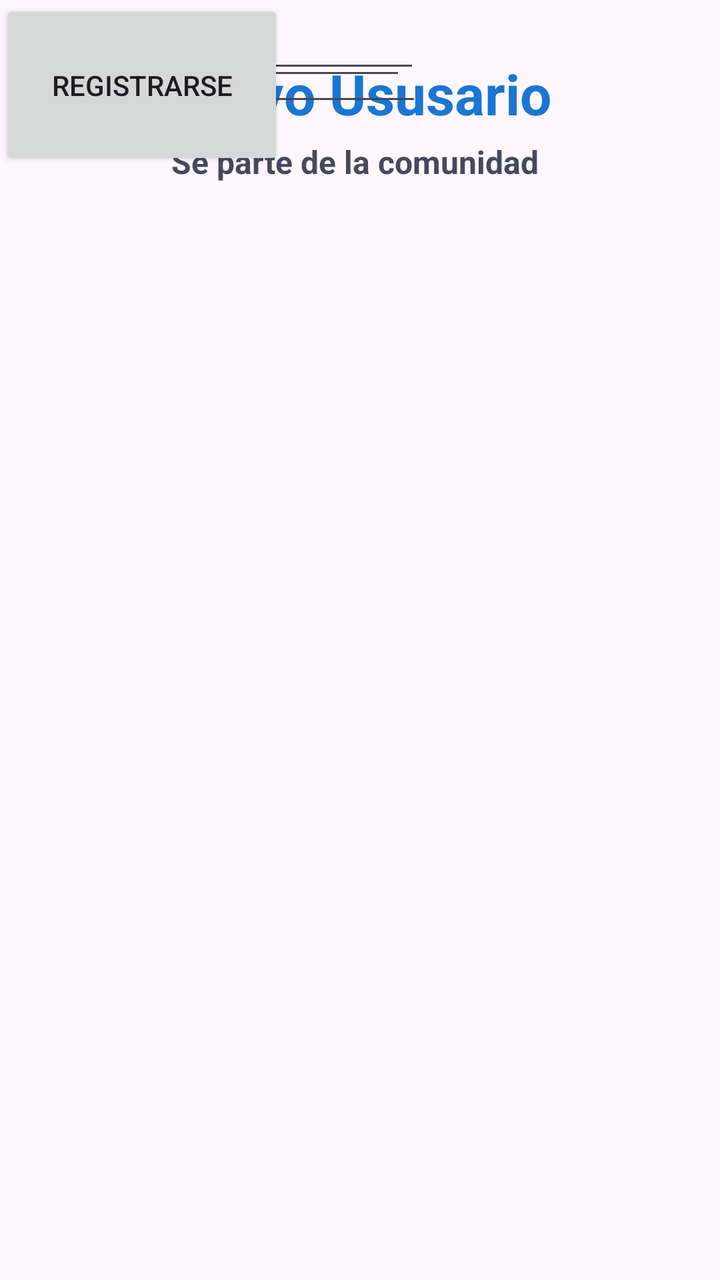
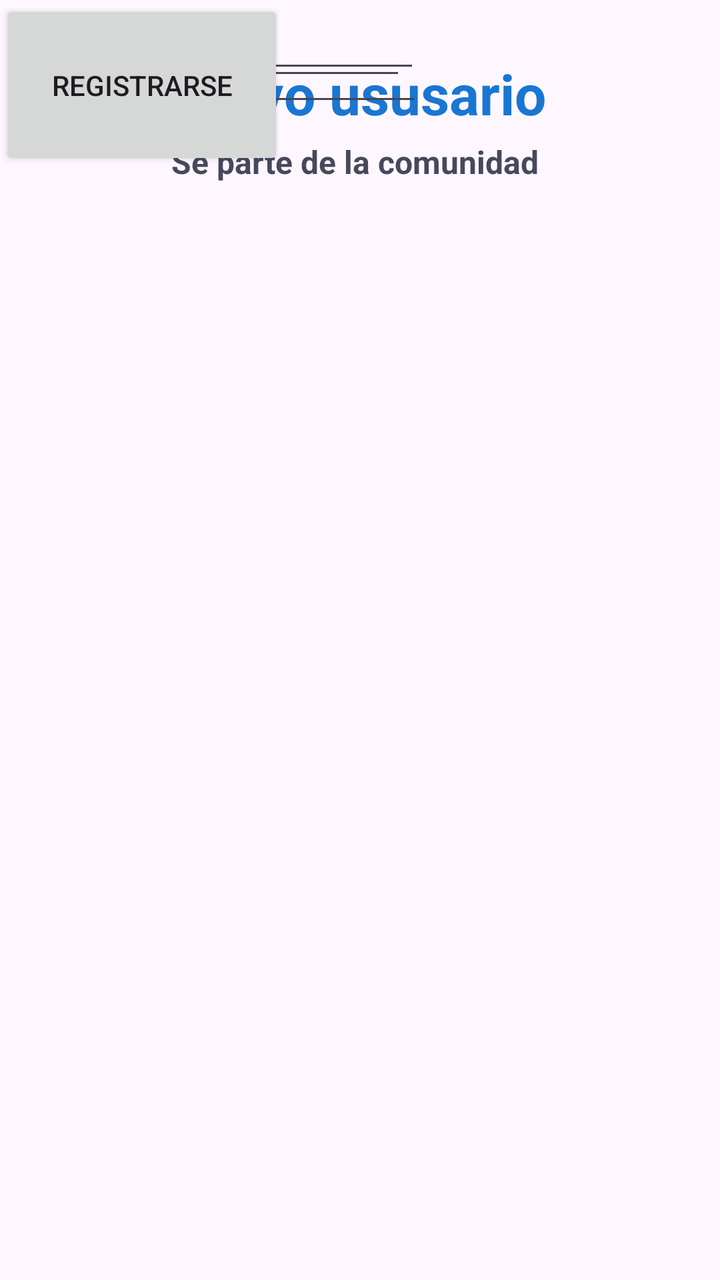

Screens rendered from an Android XML layout before and after an edit, with the pre-edit source and the edit as a unified diff.
<!-- AndroidManifest.xml: application theme Theme.DeCaminoACasa -->
<!-- res/layout/activity_de_camino_al_registro.xml -->
<?xml version="1.0" encoding="utf-8"?>
<androidx.constraintlayout.widget.ConstraintLayout xmlns:android="http://schemas.android.com/apk/res/android"
    xmlns:app="http://schemas.android.com/apk/res-auto"
    xmlns:tools="http://schemas.android.com/tools"
    android:id="@+id/main"
    android:layout_width="match_parent"
    android:layout_height="match_parent"
    tools:context=".De_Camino_Al_Registro">

    <TextView
        android:id="@+id/textView2"
        android:layout_width="204dp"
        android:layout_height="41dp"
        android:text="Nuevo Ususario"
        android:textColor="@color/primary_text"
        android:textSize="28sp"
        android:textStyle="bold"
        app:layout_constraintBottom_toBottomOf="parent"
        app:layout_constraintEnd_toEndOf="parent"
        app:layout_constraintHorizontal_bias="0.497"
        app:layout_constraintStart_toStartOf="parent"
        app:layout_constraintTop_toTopOf="parent"
        app:layout_constraintVertical_bias="0.047"
        tools:ignore="TextSizeCheck" />

    <TextView
        android:id="@+id/textView4"
        android:layout_width="189dp"
        android:layout_height="30dp"
        android:text="Se parte de la comunidad"
        android:textColor="#46495C"
        android:textSize="16sp"
        android:textStyle="bold"
        app:layout_constraintBottom_toBottomOf="parent"
        app:layout_constraintEnd_toEndOf="parent"
        app:layout_constraintStart_toStartOf="parent"
        app:layout_constraintTop_toTopOf="parent"
        app:layout_constraintVertical_bias="0.115"
        tools:ignore="TextSizeCheck" />

    <EditText
        android:id="@+id/TxT_Numero"
        android:layout_width="211dp"
        android:layout_height="58dp"
        android:ems="10"
        android:inputType="phone"
        android:text="Telefono"
        tools:layout_editor_absoluteX="95dp"
        tools:layout_editor_absoluteY="260dp" />

    <EditText
        android:id="@+id/editTextText"
        android:layout_width="wrap_content"
        android:layout_height="wrap_content"
        android:ems="10"
        android:inputType="text"
        android:text="Nombre"
        tools:layout_editor_absoluteX="95dp"
        tools:layout_editor_absoluteY="132dp" />

    <EditText
        android:id="@+id/editTextTextPassword3"
        android:layout_width="203dp"
        android:layout_height="45dp"
        android:ems="10"
        android:inputType="textPassword"
        tools:layout_editor_absoluteX="102dp"
        tools:layout_editor_absoluteY="192dp"
        android:text="Contraseña"/>

    <Button
        android:id="@+id/button"
        android:layout_width="142dp"
        android:layout_height="85dp"
        android:text="Registrarse"
        tools:layout_editor_absoluteX="134dp"
        tools:layout_editor_absoluteY="417dp" />

</androidx.constraintlayout.widget.ConstraintLayout>
<!-- resources referenced by this layout -->
<resources>
  <color name="primary_text">#1976D2</color>
  <style name="Theme.DeCaminoACasa" parent="Base.Theme.DeCaminoACasa" />
  <style name="Base.Theme.DeCaminoACasa" parent="Theme.Material3.DayNight.NoActionBar">
          
          
      </style>
</resources>

<!-- the commit's change to res/layout/activity_de_camino_al_registro.xml (unified diff, before → after) -->
@@ -11,7 +11,7 @@
         android:id="@+id/textView2"
         android:layout_width="204dp"
         android:layout_height="41dp"
-        android:text="Nuevo Ususario"
+        android:text="Nuevo ususario"
         android:textColor="@color/primary_text"
         android:textSize="28sp"
         android:textStyle="bold"
